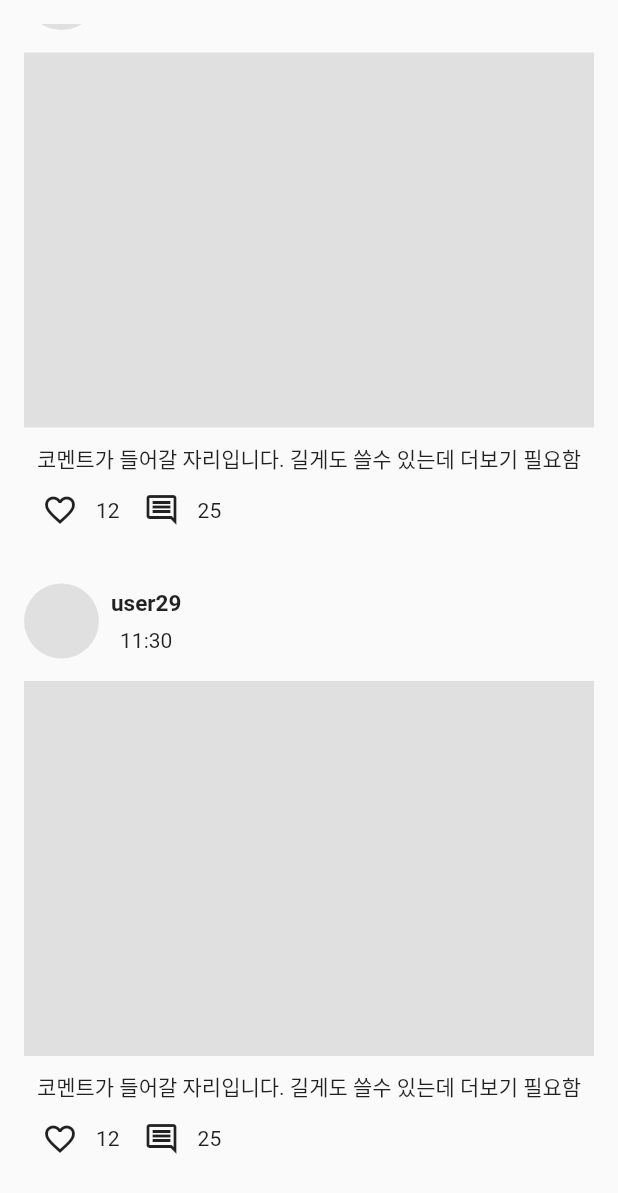
After one commit to by-cho/soccer_gathering_pjt, a Flutter app: the RecommendPlaceScreen screen opened directly, scrolled down 2560 dp, after a tap on the "favorite outline" icon, on a phone screen of 412 x 824 dp. The commit adds this screen. Shown: the top 1193 px of the screen. Run offline on Flutter 3.47's test engine with Material 2 defaults, Android fonts, the phone set to English and light mode, and no system bars.

Commit message:
Recommend place Screen

```diff
--- /dev/null
+++ b/pjt_mobile_frontend/lib/screen/feed/recommend_place_screen.dart
@@ -0,0 +1,129 @@
+import 'package:flutter/material.dart';
+import 'package:pjt_mobile_frontend/sevice/data_service.dart';
+import 'package:provider/provider.dart';
+
+class RecommendPlaceScreen extends StatefulWidget {
+  @override
+  RecommendPlaceScreenState createState() => RecommendPlaceScreenState();
+}
+
+class RecommendPlaceScreenState extends State<RecommendPlaceScreen> {
+  final ScrollController _scrollController = ScrollController();
+  List<String> items = List.generate(20, (index) => 'Item $index');
+
+  @override
+  void initState() {
+    super.initState();
+
+    _scrollController.addListener(() {
+      if (_scrollController.position.pixels ==
+          _scrollController.position.maxScrollExtent) {
+        // 스크롤이 최하단에 도달하면 새로운 아이템을 로드합니다.
+        _loadMoreItems();
+      }
+    });
+  }
+
+  void _loadMoreItems() {
+    // 새로운 아이템을 로드하고 리스트에 추가하는 로직을 여기에 작성합니다.
+    for (int i = 0; i < 10; i++) {
+      items.add('Item ${items.length}');
+    }
+    setState(() {});
+  }
+
+  @override
+  Widget build(BuildContext context) {
+    return Scaffold(
+      body: Consumer<DataService>(
+        builder: (context, dataService, child) {
+          return Padding(
+            padding: const EdgeInsets.all(16.0),
+            child: ListView.builder(
+              controller: _scrollController,
+              itemCount: items.length <= dataService.rcPlaceList.length
+                  ? items.length
+                  : dataService.rcPlaceList.length,
+              itemBuilder: (context, index) {
+                return Column(
+                  children: [
+                    Row(
+                      children: [
+                        Container(
+                          height: 50,
+                          width: 50,
+                          decoration: BoxDecoration(
+                            color: Colors.grey[300],
+                            borderRadius: BorderRadius.circular(50),
+                          ),
+                        ),
+                        SizedBox(
+                          width: 8,
+                        ),
+                        Column(
+                          mainAxisAlignment: MainAxisAlignment.spaceBetween,
+                          children: [
+                            Text(
+                              dataService.rcPlaceList[index].userName,
+                              style: TextStyle(
+                                fontSize: 15,
+                                fontWeight: FontWeight.w600,
+                              ),
+                            ),
+                            SizedBox(
+                              height: 8,
+                            ),
+                            Text(dataService.rcPlaceList[index].time),
+                          ],
+                        ),
+                      ],
+                    ),
+                    SizedBox(
+                      height: 15,
+                    ),
+                    Container(
+                      height: 250,
+                      decoration: BoxDecoration(
+                        color: Colors.grey[300],
+                      ),
+                    ),
+                    SizedBox(
+                      height: 10,
+                    ),
+                    Text(dataService.rcPlaceList[index].contents),
+                    Row(
+                      children: [
+                        IconButton(
+                          onPressed: () {},
+                          icon: Icon(Icons.favorite_border),
+                        ),
+                        Text(dataService.rcPlaceList[index].likeNum),
+                        SizedBox(
+                          width: 4,
+                        ),
+                        IconButton(
+                          onPressed: () {},
+                          icon: Icon(Icons.comment_outlined),
+                        ),
+                        Text(dataService.rcPlaceList[index].replyNum),
+                      ],
+                    ),
+                    SizedBox(
+                      height: 25,
+                    ),
+                  ],
+                );
+              },
+            ),
+          );
+        },
+      ),
+    );
+  }
+
+  @override
+  void dispose() {
+    _scrollController.dispose();
+    super.dispose();
+  }
+}
--- a/pjt_mobile_frontend/lib/screen/home_screen.dart
+++ b/pjt_mobile_frontend/lib/screen/home_screen.dart
@@ -2,6 +2,7 @@ import 'package:flutter/material.dart';
 import 'package:pjt_mobile_frontend/component/feed.dart';
 import 'package:pjt_mobile_frontend/component/gathering_room.dart';
 import 'package:pjt_mobile_frontend/component/room_create_button.dart';
+import 'package:pjt_mobile_frontend/screen/feed/recommend_place_screen.dart';
 import 'package:pjt_mobile_frontend/screen/gathering_screen.dart';
 import 'package:pjt_mobile_frontend/sevice/data_service.dart';
 
@@ -141,7 +142,13 @@ class _HomeScreenState extends State<HomeScreen> {
                       width: double.infinity,
                       height: 40,
                       child: ElevatedButton(
-                        onPressed: () {},
+                        onPressed: () {
+                          Navigator.of(context).push(
+                            MaterialPageRoute(
+                              builder: (context) => RecommendPlaceScreen(),
+                            ),
+                          );
+                        },
                         child: Text('더보기'),
                       ),
                     ),
--- a/pjt_mobile_frontend/lib/sevice/data_service.dart
+++ b/pjt_mobile_frontend/lib/sevice/data_service.dart
@@ -39,6 +39,32 @@ class Feed {
   String contents;
 
   Feed({
+    required this.tag,
+    required this.title,
+    required this.place,
+    required this.time,
+    required this.userName,
+    required this.profilePic,
+    required this.date,
+    required this.likeNum,
+    required this.replyNum,
+    required this.contents,
+  });
+}
+
+class RCPlace {
+  String tag;
+  String title;
+  String place;
+  String time;
+  String userName;
+  String profilePic;
+  String date;
+  String likeNum;
+  String replyNum;
+  String contents;
+
+  RCPlace({
     required this.tag,
     required this.title,
     required this.place,
@@ -917,4 +943,103 @@ class DataService extends ChangeNotifier {
       contents: '코멘트가 들어갈 자리입니다. 길게도 쓸수 있는데 더보기 필요함',
     ),
   ];
+
+  List<RCPlace> rcPlaceList = [
+    RCPlace(
+      tag: '첼시',
+      title: '피드 제목 입니다22',
+      place: '여의도동',
+      time: '11:30',
+      userName: 'user22',
+      profilePic: 'link',
+      date: '2023-12-24',
+      likeNum: '12',
+      replyNum: '25',
+      contents: '코멘트가 들어갈 자리입니다. 길게도 쓸수 있는데 더보기 필요함',
+    ),
+    RCPlace(
+      tag: '첼시',
+      title: '피드 제목 입니다23',
+      place: '중구',
+      time: '11:30',
+      userName: 'user23',
+      profilePic: 'link',
+      date: '2023-12-24',
+      likeNum: '12',
+      replyNum: '25',
+      contents: '코멘트가 들어갈 자리입니다. 길게도 쓸수 있는데 더보기 필요함',
+    ),
+    RCPlace(
+      tag: '첼시',
+      title: '피드 제목 입니다24',
+      place: '중구',
+      time: '11:30',
+      userName: 'user24',
+      profilePic: 'link',
+      date: '2023-12-24',
+      likeNum: '12',
+      replyNum: '25',
+      contents: '코멘트가 들어갈 자리입니다. 길게도 쓸수 있는데 더보기 필요함',
+    ),
+    RCPlace(
+      tag: '첼시',
+      title: '피드 제목 입니다25',
+      place: '중구',
+      time: '11:30',
+      userName: 'user25',
+      profilePic: 'link',
+      date: '2023-12-24',
+      likeNum: '12',
+      replyNum: '25',
+      contents: '코멘트가 들어갈 자리입니다. 길게도 쓸수 있는데 더보기 필요함',
+    ),
+    RCPlace(
+      tag: '첼시',
+      title: '피드 제목 입니다26',
+      place: '중구',
+      time: '11:30',
+      userName: 'user26',
+      profilePic: 'link',
+      date: '2023-12-24',
+      likeNum: '12',
+      replyNum: '25',
+      contents: '코멘트가 들어갈 자리입니다. 길게도 쓸수 있는데 더보기 필요함',
+    ),
+    RCPlace(
+      tag: '첼시',
+      title: '피드 제목 입니다27',
+      place: '중구',
+      time: '11:30',
+      userName: 'user27',
+      profilePic: 'link',
+      date: '2023-12-24',
+      likeNum: '12',
+      replyNum: '25',
+      contents: '코멘트가 들어갈 자리입니다. 길게도 쓸수 있는데 더보기 필요함',
+    ),
+    RCPlace(
+      tag: '첼시',
+      title: '피드 제목 입니다28',
+      place: '중구',
+      time: '11:30',
+      userName: 'user28',
+      profilePic: 'link',
+      date: '2023-12-24',
+      likeNum: '12',
+      replyNum: '25',
+      contents: '코멘트가 들어갈 자리입니다. 길게도 쓸수 있는데 더보기 필요함',
+    ),
+    RCPlace(
+      tag: '첼시',
+      title: '피드 제목 입니다29',
+      place: '중구',
+      time: '11:30',
+      userName: 'user29',
+      profilePic: 'link',
+      date: '2023-12-24',
+      likeNum: '12',
+      replyNum: '25',
+      contents: '코멘트가 들어갈 자리입니다. 길게도 쓸수 있는데 더보기 필요함',
+    ),
+  ];
 }
```
